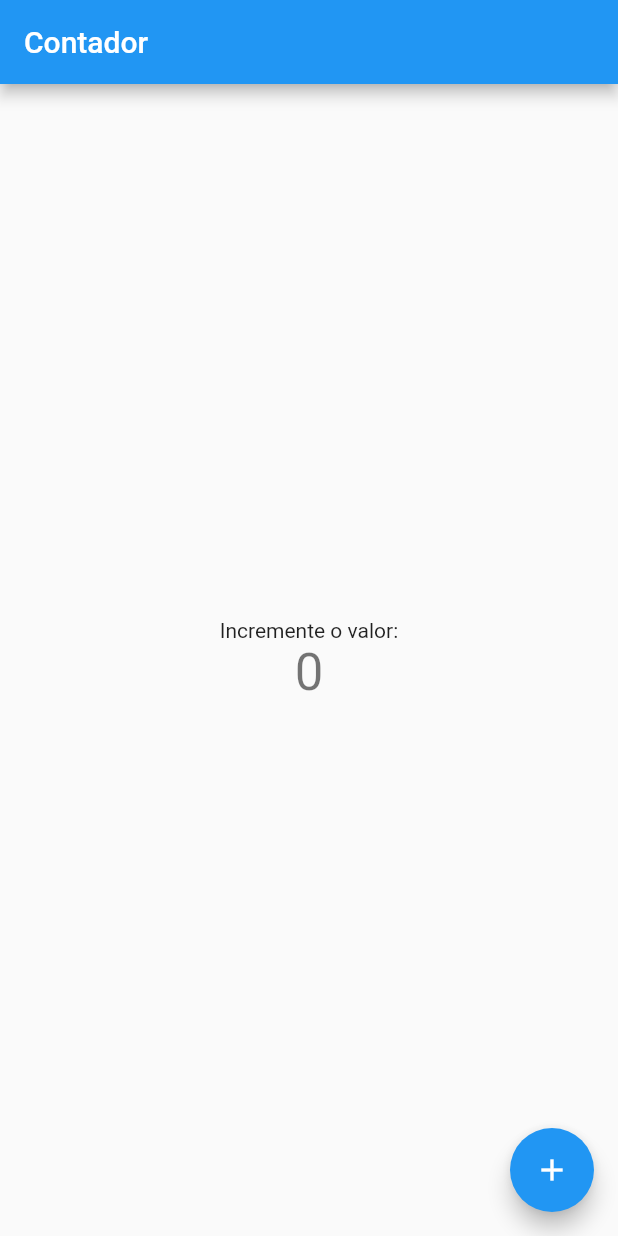
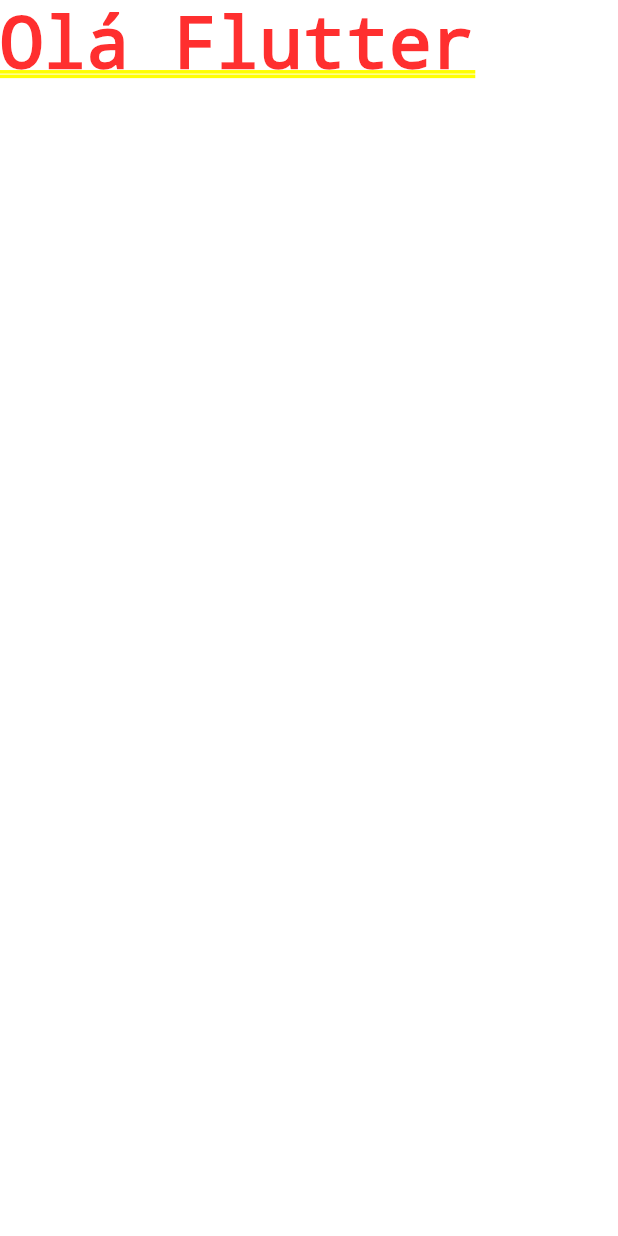
Before and after one commit to DevDaniloFerrari/projeto_perguntas, a Flutter app: the screen it shows after launch, on a phone screen of 412 x 824 dp. Run offline on Flutter 3.47's test engine with Material 2 defaults, Android fonts, the phone set to English and light mode, and no system bars.

Commit message:
criando primeiro texto

```diff
--- a/lib/main.dart
+++ b/lib/main.dart
@@ -1,66 +1,14 @@
 import 'package:flutter/material.dart';
 
-void main() {
-  runApp(MyApp());
+main() {
+  runApp(new PerguntaApp());
 }
 
-class MyApp extends StatelessWidget {
+class PerguntaApp extends StatelessWidget {
   @override
   Widget build(BuildContext context) {
     return MaterialApp(
-      title: 'Flutter Demo',
-      theme: ThemeData(
-        primarySwatch: Colors.blue,
-        visualDensity: VisualDensity.adaptivePlatformDensity,
-      ),
-      home: MyHomePage(title: 'Contador'),
+      home: Text('Olá Flutter'),
     );
   }
 }
-
-class MyHomePage extends StatefulWidget {
-  MyHomePage({Key key, this.title}) : super(key: key);
-
-  final String title;
-
-  @override
-  _MyHomePageState createState() => _MyHomePageState();
-}
-
-class _MyHomePageState extends State<MyHomePage> {
-  int _counter = 0;
-
-  void _incrementCounter() {
-    setState(() {
-      _counter++;
-    });
-  }
-
-  @override
-  Widget build(BuildContext context) {
-    return Scaffold(
-      appBar: AppBar(
-        title: Text(widget.title),
-      ),
-      body: Center(
-        child: Column(
-          mainAxisAlignment: MainAxisAlignment.center,
-          children: <Widget>[
-            Text(
-              'Incremente o valor:',
-            ),
-            Text(
-              '$_counter',
-              style: Theme.of(context).textTheme.headline4,
-            ),
-          ],
-        ),
-      ),
-      floatingActionButton: FloatingActionButton(
-        onPressed: _incrementCounter,
-        tooltip: 'Increment',
-        child: Icon(Icons.add),
-      ),
-    );
-  }
-}
```
